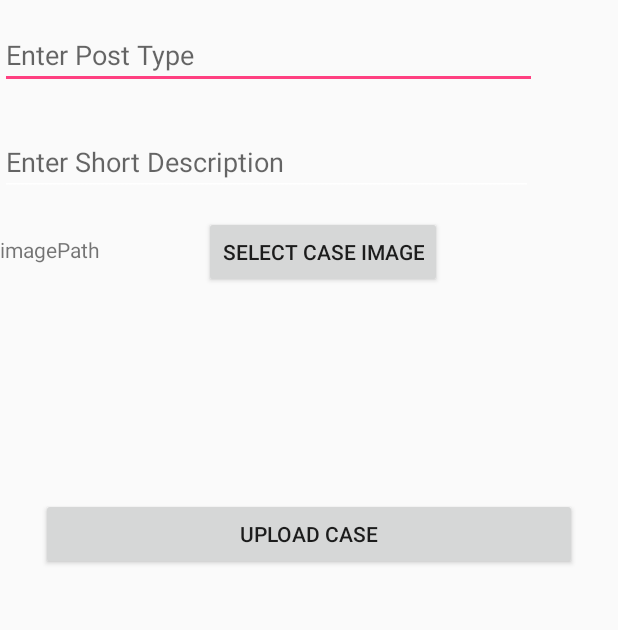
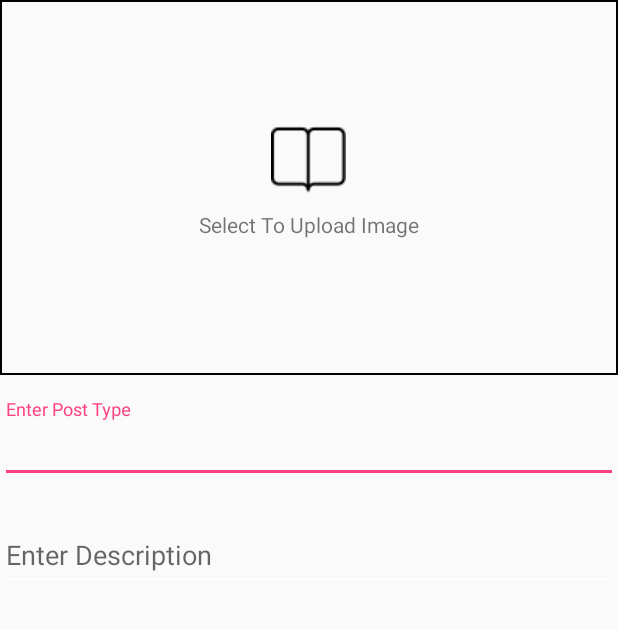
Before and after one commit to sandeepgoyal194/DrPedia, an Android app: the UploadCaseActivity screen opened directly, with no data from a screen before it, on a phone screen of 412 x 824 dp, the part 84-714 px from its top. Run offline under Robolectric (Android 15) with nearby library versions, the phone set to English and light mode, and no system bars; our stand-ins replace ButterKnife, Dagger/Hilt's generated code; libraries missing offline, so code that uses them is left out: com.facebook, net.danlew.android; 1 statement that could not run was skipped.

Commit message:
upload ui change

```diff
--- a/app/src/main/java/com/softmine/drpedia/home/fragment/UploadCaseFragment.java
+++ b/app/src/main/java/com/softmine/drpedia/home/fragment/UploadCaseFragment.java
@@ -10,6 +10,7 @@ import android.view.LayoutInflater;
 import android.view.View;
 import android.view.ViewGroup;
 import android.widget.AutoCompleteTextView;
+import android.widget.EditText;
 
 import com.sachin.doctorsguide.R;
 import com.softmine.drpedia.home.CaseUploadView;
@@ -36,9 +37,9 @@ public class UploadCaseFragment extends Fragment implements CaseUploadView {
 
 
     @BindView(R.id.postType)
-    AutoCompleteTextView caseType;
+    EditText caseType;
     @BindView(R.id.postDesc)
-    AutoCompleteTextView caseDesc;
+    EditText caseDesc;
 
     String imageType;
 
@@ -75,7 +76,7 @@ public class UploadCaseFragment extends Fragment implements CaseUploadView {
         return componentType.cast(((HasComponent<C>) getActivity()).getComponent());
     }
 
-    @OnClick(R.id.selectImageBtn)
+    /*@OnClick(R.id.selectImageBtn)
     public void selectCaseImage()
     {
         uploadCasePresentor.selectCaseImage();
@@ -86,7 +87,7 @@ public class UploadCaseFragment extends Fragment implements CaseUploadView {
     {
         uploadCasePresentor.uploadCaseDetails();
     }
-
+*/
 
     @Override
     public void selectImageFromStorage() {
--- /dev/null
+++ b/app/src/main/res/drawable/boundry_black.xml
@@ -0,0 +1,4 @@
+<shape xmlns:android="http://schemas.android.com/apk/res/android" android:shape="rectangle">
+    <stroke android:width="1dp" android:color="#000000"/>
+    <solid android:color="#0000"/>
+</shape>
--- a/app/src/main/res/layout/activity_upload_case.xml
+++ b/app/src/main/res/layout/activity_upload_case.xml
@@ -1,9 +1,10 @@
 <?xml version="1.0" encoding="utf-8"?>
-<RelativeLayout xmlns:android="http://schemas.android.com/apk/res/android"
+<LinearLayout xmlns:android="http://schemas.android.com/apk/res/android"
     xmlns:app="http://schemas.android.com/apk/res-auto"
     xmlns:tools="http://schemas.android.com/tools"
     android:layout_width="match_parent"
     android:layout_height="match_parent"
+    android:orientation="vertical"
     tools:context="com.softmine.drpedia.home.activity.UploadCaseActivity">
 
     <android.support.v7.widget.Toolbar
@@ -11,6 +12,7 @@
         android:layout_width="match_parent"
         android:layout_height="?attr/actionBarSize"
         android:background="?attr/colorPrimary"
+        app:title="Add Post"
         app:titleTextColor="#FFF"/>
 
     <FrameLayout
@@ -19,4 +21,4 @@
         android:layout_height="match_parent">
     </FrameLayout>
 
-</RelativeLayout>
+</LinearLayout>
--- a/app/src/main/res/layout/upload_case_item.xml
+++ b/app/src/main/res/layout/upload_case_item.xml
@@ -1,54 +1,65 @@
 <?xml version="1.0" encoding="utf-8"?>
-<RelativeLayout xmlns:android="http://schemas.android.com/apk/res/android"
+<LinearLayout xmlns:android="http://schemas.android.com/apk/res/android"
     xmlns:app="http://schemas.android.com/apk/res-auto"
     xmlns:tools="http://schemas.android.com/tools"
     android:layout_width="match_parent"
     android:layout_height="match_parent"
+    android:orientation="vertical"
     tools:context="com.softmine.drpedia.home.activity.UploadCaseActivity">
+    <FrameLayout
+        android:layout_width="match_parent"
+        android:layout_height="250dp"
+        android:background="@drawable/boundry_black">
+        <LinearLayout
+            android:layout_width="match_parent"
+            android:layout_height="match_parent"
+            android:gravity="center"
+            android:orientation="vertical">
+            <ImageView
+                android:layout_width="wrap_content"
+                android:layout_height="wrap_content"
+                android:scaleType="center"
+                app:srcCompat="@drawable/bookmark" />
+            <TextView
+                android:layout_width="wrap_content"
+                android:layout_height="wrap_content"
+                android:layout_margin="10dp"
+                android:text="Select To Upload Image"/>
 
+        </LinearLayout>
 
+        <ImageView
+            android:id="@+id/upload_image"
+            android:layout_width="match_parent"
+            android:layout_height="match_parent"
+            android:scaleType="center"
+            android:visibility="gone"
+            app:srcCompat="@drawable/bookmark" />
+    </FrameLayout>
 
-    <AutoCompleteTextView
+    <android.support.design.widget.TextInputLayout
+        android:layout_width="match_parent"
+        android:layout_height="wrap_content"
+        android:layout_marginTop="@dimen/activity_vertical_margin">
+
+    <EditText
         android:id="@+id/postType"
-        android:layout_width="358dp"
+        android:layout_width="match_parent"
         android:layout_height="wrap_content"
-        android:layout_alignParentStart="true"
-        android:layout_alignParentTop="true"
         android:layout_marginTop="70dp"
-        android:hint="Enter Post Type" />
+        android:hint="Enter Post Type"/>
+    </android.support.design.widget.TextInputLayout>
 
-    <AutoCompleteTextView
+    <android.support.design.widget.TextInputLayout
+        android:layout_width="match_parent"
+        android:layout_height="wrap_content"
+        android:layout_marginTop="@dimen/activity_vertical_margin">
+
+    <EditText
         android:id="@+id/postDesc"
-        android:layout_width="355dp"
+        android:layout_width="match_parent"
         android:layout_height="wrap_content"
-        android:layout_alignParentStart="true"
-        android:layout_alignParentTop="true"
-        android:layout_marginTop="141dp"
-        android:hint="Enter Short Description" />
+        android:hint="Enter Description"/>
+    </android.support.design.widget.TextInputLayout>
 
-    <Button
-        android:id="@+id/selectImageBtn"
-        android:layout_width="wrap_content"
-        android:layout_height="wrap_content"
-        android:layout_alignParentEnd="true"
-        android:layout_alignTop="@+id/textView2"
-        android:layout_marginEnd="117dp"
-        android:text="Select Case Image" />
-
-    <TextView
-        android:id="@+id/textView2"
-        android:layout_width="126dp"
-        android:layout_height="45dp"
-        android:layout_alignParentTop="true"
-        android:layout_alignStart="@+id/uploadCase"
-        android:layout_marginTop="200dp"
-        android:gravity="center_vertical"
-        android:text="imagePath" />
-
-    <Button
-        android:id="@+id/uploadCaseBtn"
-        android:layout_width="357dp"
-        android:layout_height="wrap_content"
-        android:layout_centerInParent="true"
-        android:text="Upload Case" />
-</RelativeLayout>
+</LinearLayout>
--- /dev/null
+++ b/app/src/main/res/menu/action_menu_submit.xml
@@ -0,0 +1,9 @@
+<?xml version="1.0" encoding="utf-8"?>
+<menu xmlns:android="http://schemas.android.com/apk/res/android"
+    xmlns:app="http://schemas.android.com/apk/res-auto">
+
+    <item android:title="Submit"
+        android:id="@+id/submit"
+        android:icon="@drawable/sendbutton1"
+        app:showAsAction="always"/>
+</menu>
```
